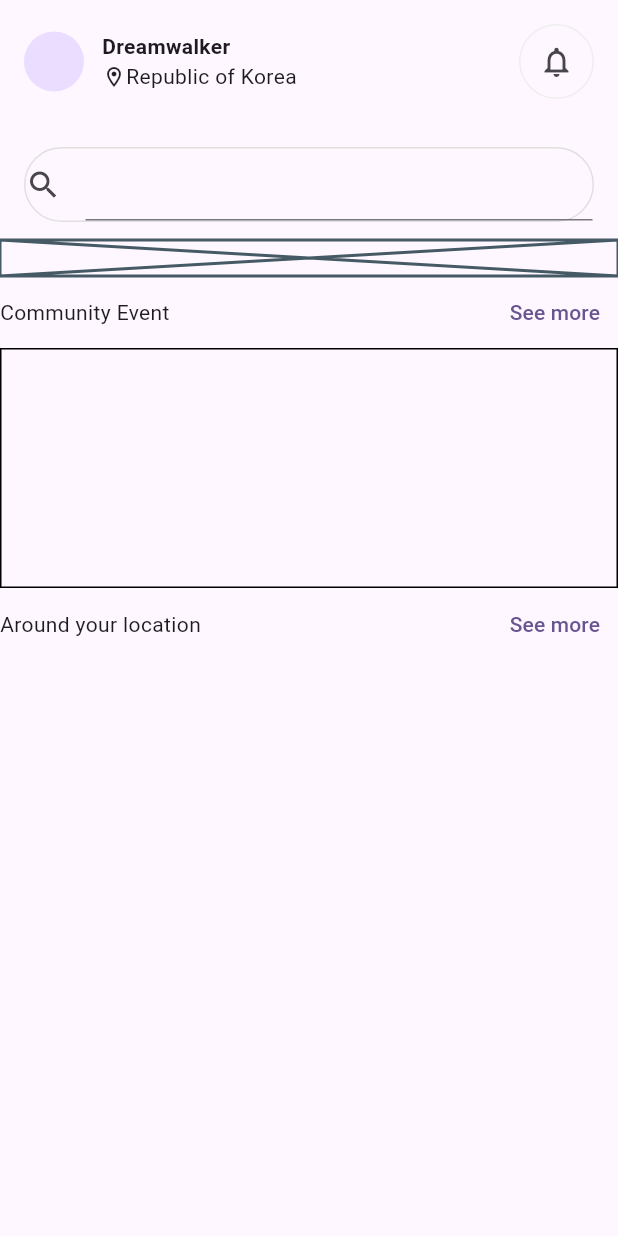
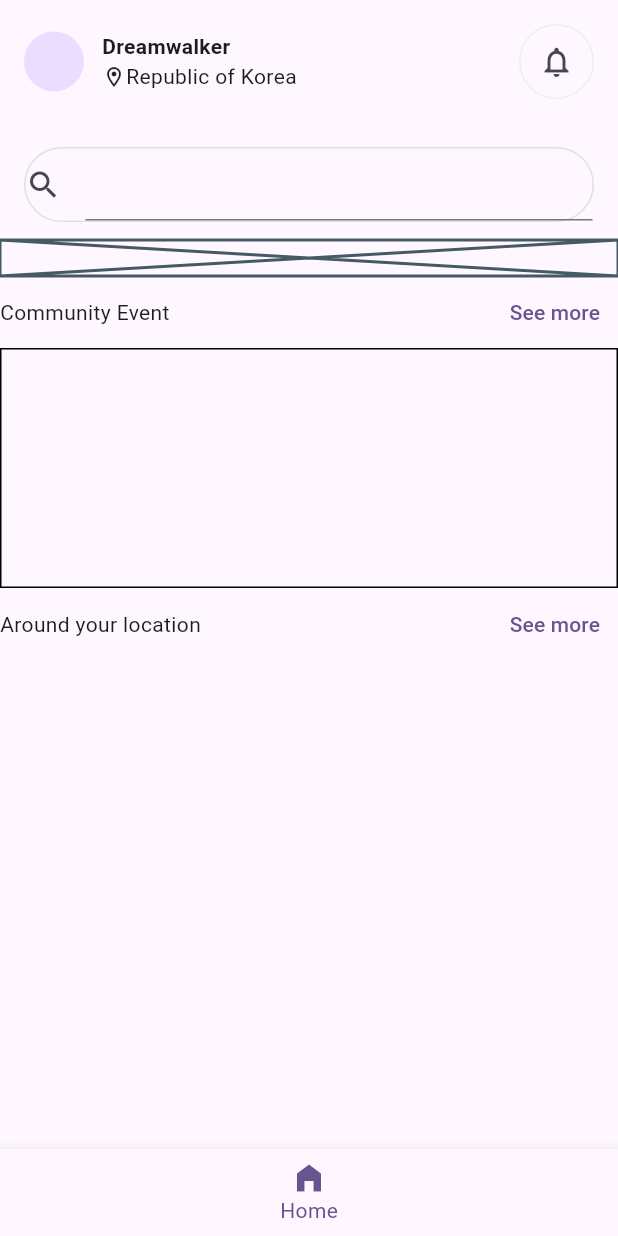
Before and after one commit to JAICHANGPARK/flutter_notebook_chapter_37, a Flutter app: the HikingHomePage screen opened directly, on a phone screen of 412 x 824 dp. Run offline on Flutter 3.47's test engine with Material 3 defaults, Android fonts, the phone set to English and light mode, and no system bars; our stand-ins replace dots_indicator, gap.

Commit message:
Update hiking_home_page.dart

```diff
--- a/lib/ep1859_hiking_guide_app/view/hiking_home_page.dart
+++ b/lib/ep1859_hiking_guide_app/view/hiking_home_page.dart
@@ -115,6 +115,16 @@ class _HikingHomePageState extends State<HikingHomePage> {
           ],
         ),
       ),
+      bottomNavigationBar: BottomNavigationBar(
+        items: [
+          BottomNavigationBarItem(
+            icon: Icon(
+              Icons.home_filled,
+            ),
+            label: "Home",
+          )
+        ],
+      ),
     );
   }
 }
```
